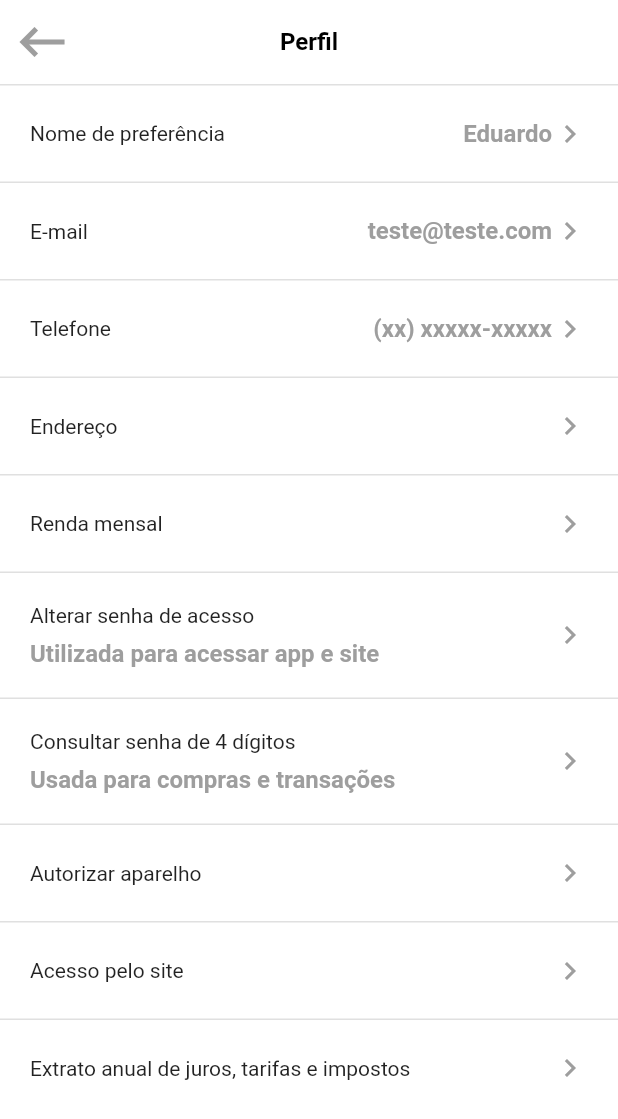
After one commit to Eduardo-Tanaka/Nubank-flutter, a Flutter app: the MeusDadosPage screen opened by its route, on a phone screen of 412 x 824 dp. The commit adds this screen. Shown: the top 1119 px of the screen. Run offline on Flutter 3.47's test engine with Material 2 defaults, Android fonts, the phone set to English and light mode, and no system bars; our stand-ins replace contacts_service, flutter_masked_text2, font_awesome_flutter, google_fonts, permission_handler, share_plus; missing offline and left inert: qr_code_scanner.

Commit message:
meus dados page

```diff
--- a/lib/app_widget.dart
+++ b/lib/app_widget.dart
@@ -13,6 +13,7 @@ import 'package:nubank/modules/emprestimo/emprestimo_page.dart';
 import 'package:nubank/modules/home/home_page.dart';
 import 'package:nubank/modules/indicar_amigos/indicar_amigos_page.dart';
 import 'package:nubank/modules/limite/limite_page.dart';
+import 'package:nubank/modules/meus_dados/meus_dados_page.dart';
 import 'package:nubank/modules/pagar/pagar_page.dart';
 import 'package:nubank/modules/perfil/perfil_page.dart';
 import 'package:nubank/modules/pix/pix_chaves/registrar/pix_registrar_chave_input_page.dart';
@@ -63,6 +64,7 @@ class AppWidget extends StatelessWidget {
       "/emprestimo": EmprestimoPage(),
       "/indicar_amigos": IndicarAmigosPage(),
       "/limite": LimitePage(),
+      "/meus_dados": MeusDadosPage(),
       "/pagar": PagarPage(),
       "/perfil": PerfilPage(),
       "/pix": PixPage(),
@@ -107,6 +109,7 @@ class AppWidget extends StatelessWidget {
                 (context, animation, secondaryAnimation, child) {
               switch (settings.name) {
                 case "/ajuda_pix_detalhe":
+                case "/meus_dados":
                 case "/pix_copia_cola":
                 case "/pix_chaves":
                 case "/pix_registrar_chave":
--- /dev/null
+++ b/lib/modules/meus_dados/meus_dados_page.dart
@@ -0,0 +1,85 @@
+import 'package:flutter/material.dart';
+import 'package:nubank/modules/meus_dados/meus_dados_tile_widget.dart';
+import 'package:nubank/shared/widgets/app_bar/app_bar_widget.dart';
+
+final titles = [
+  "Nome de \preferência",
+  "E-mail",
+  "Telefone",
+  "Endereço",
+  "Renda mensal",
+  "Alterar senha de acesso",
+  "Consultar senha de 4 dígitos",
+  "Autorizar aparelho",
+  "Acesso pelo site",
+  "Extrato anual de juros, tarifas e impostos",
+];
+
+final trailings = [
+  "Eduardo",
+  "teste@teste.com",
+  "(xx) xxxxx-xxxxx",
+  "",
+  "",
+  "",
+  "",
+  "",
+  "",
+  "",
+];
+
+final subtitles = [
+  "",
+  "",
+  "",
+  "",
+  "",
+  "Utilizada para acessar app e site",
+  "Usada para compras e transações",
+  "",
+  "",
+  "",
+];
+
+class MeusDadosPage extends StatelessWidget {
+  const MeusDadosPage({Key? key}) : super(key: key);
+
+  @override
+  Widget build(BuildContext context) {
+    return Scaffold(
+      appBar: AppBarWidget(
+        icon: Icons.keyboard_backspace_outlined,
+        title: "Perfil",
+      ),
+      body: SingleChildScrollView(
+        physics: BouncingScrollPhysics(),
+        child: Column(
+          children: [
+            Divider(
+              height: 1,
+              thickness: 1,
+            ),
+            ListView.separated(
+              shrinkWrap: true,
+              physics: NeverScrollableScrollPhysics(),
+              itemBuilder: (context, position) {
+                return MeusDadostileWidget(
+                  title: titles[position],
+                  subtitle: subtitles[position],
+                  trailing: trailings[position],
+                );
+              },
+              separatorBuilder: (context, position) {
+                return Divider(
+                  height: 1,
+                  thickness: 1,
+                );
+              },
+              itemCount: titles.length,
+            ),
+          ],
+        ),
+      ),
+    );
+  }
+}
--- /dev/null
+++ b/lib/modules/meus_dados/meus_dados_tile_widget.dart
@@ -0,0 +1,87 @@
+import 'package:flutter/material.dart';
+import 'package:nubank/shared/themes/app_text_styles.dart';
+
+class MeusDadostileWidget extends StatefulWidget {
+  final String title;
+  final String subtitle;
+  final String trailing;
+
+  const MeusDadostileWidget({
+    Key? key,
+    required this.title,
+    required this.subtitle,
+    required this.trailing,
+  }) : super(key: key);
+
+  @override
+  _MeusDadostileWidgetState createState() => _MeusDadostileWidgetState();
+}
+
+class _MeusDadostileWidgetState extends State<MeusDadostileWidget> {
+  double opacity = 1;
+
+  @override
+  Widget build(BuildContext context) {
+    return GestureDetector(
+      onTap: () {},
+      onTapDown: (TapDownDetails details) {
+        setState(() {
+          opacity = 0.4;
+        });
+      },
+      onTapCancel: () {
+        setState(() {
+          opacity = 1.0;
+        });
+      },
+      child: Opacity(
+        opacity: opacity,
+        child: Container(
+          color: Colors.transparent,
+          child: Padding(
+            padding: const EdgeInsets.symmetric(horizontal: 20, vertical: 20),
+            child: Expanded(
+              child: Row(
+                mainAxisAlignment: MainAxisAlignment.spaceBetween,
+                mainAxisSize: MainAxisSize.max,
+                children: [
+                  Column(
+                    crossAxisAlignment: CrossAxisAlignment.start,
+                    children: [
+                      Text(
+                        widget.title,
+                      ),
+                      Visibility(
+                        visible: widget.subtitle.isNotEmpty,
+                        child: Padding(
+                          padding: const EdgeInsets.only(top: 8),
+                          child: Text(
+                            widget.subtitle,
+                            style: TextStyles.textGreySmallBold,
+                          ),
+                        ),
+                      ),
+                    ],
+                  ),
+                  Row(
+                    mainAxisSize: MainAxisSize.min,
+                    children: [
+                      Text(
+                        widget.trailing,
+                        style: TextStyles.textGreySmallBold,
+                      ),
+                      Icon(
+                        Icons.chevron_right_outlined,
+                        color: Colors.grey,
+                      ),
+                    ],
+                  ),
+                ],
+              ),
+            ),
+          ),
+        ),
+      ),
+    );
+  }
+}
--- a/lib/modules/perfil/perfil_page.dart
+++ b/lib/modules/perfil/perfil_page.dart
@@ -1,8 +1,7 @@
 import 'package:flutter/material.dart';
+import 'package:flutter/services.dart';
 import 'package:font_awesome_flutter/font_awesome_flutter.dart';
-import 'package:nubank/shared/themes/app_colors.dart';
 import 'package:nubank/shared/themes/app_text_styles.dart';
-import 'package:nubank/shared/widgets/app_bar/app_bar_widget.dart';
 import 'package:nubank/shared/widgets/button_nu/button_nu_widget.dart';
 import 'package:nubank/shared/widgets/circle_icon_button/circle_icon_button_widget.dart';
 
@@ -30,6 +29,19 @@ final title = [
   "Configurar cartão",
   "Configurar Rewards",
   "Sobre",
+];
+
+final routes = [
+  "/ajuda",
+  "/meus_dados",
+  "/configurar_app",
+  "/pix_chaves",
+  "/conta_pj",
+  "/notificacoes",
+  "configurar_conta",
+  "configurar_cartao",
+  "configurar_rewards",
+  "/sobre",
 ];
 
 class PerfilPage extends StatelessWidget {
@@ -143,7 +155,9 @@ class PerfilPage extends StatelessWidget {
                         trailing: Icon(
                           Icons.chevron_right_outlined,
                         ),
-                        onTap: () {},
+                        onTap: () {
+                          Navigator.pushNamed(context, routes[position]);
+                        },
                       ),
                     );
                   },
@@ -170,7 +184,9 @@ class PerfilPage extends StatelessWidget {
                   text: "Sair do aplicativo",
                   color: Colors.grey[300],
                   textColor: Colors.black,
-                  onPressed: () {},
+                  onPressed: () {
+                    SystemChannels.platform.invokeMethod('SystemNavigator.pop');
+                  },
                 ),
               ),
             ],
--- a/lib/shared/themes/app_text_styles.dart
+++ b/lib/shared/themes/app_text_styles.dart
@@ -61,6 +61,15 @@ class TextStyles {
     fontSize: 16,
     fontWeight: FontWeight.w400,
   );
+  static final textGreySmall = GoogleFonts.roboto(
+    color: Colors.grey,
+    fontSize: 16,
+  );
+  static final textGreySmallBold = GoogleFonts.roboto(
+    color: Colors.grey,
+    fontSize: 16,
+    fontWeight: FontWeight.w600,
+  );
   static final textGreyBold = GoogleFonts.roboto(
     color: Colors.grey,
     fontSize: 18,
```
